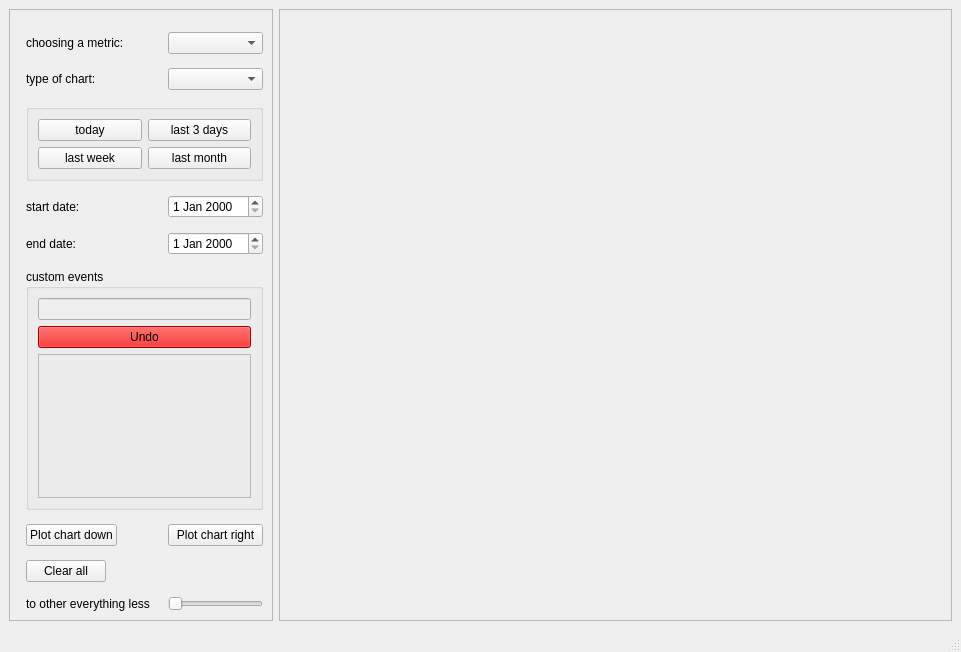
This is ui/workspace.ui in SpectreCom444/AppMetrica-data-visualization-system as Qt 5 draws it before an edit. The edited form follows.
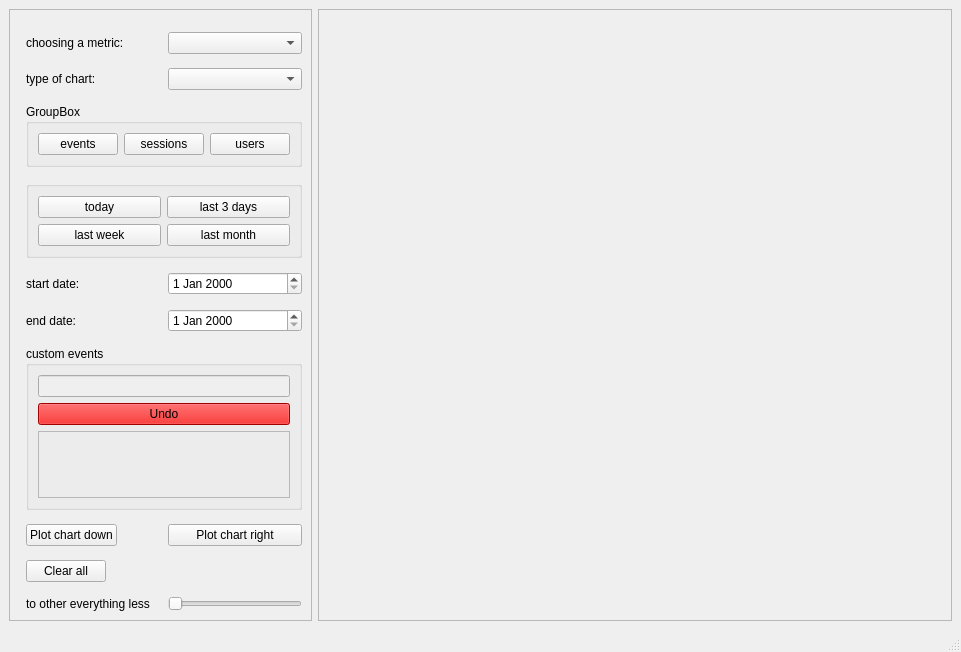
This is the edited form.

Commit message: visualization of user and session data without a filter

```diff
--- a/ui/workspace.ui
+++ b/ui/workspace.ui
@@ -62,27 +62,27 @@
        <item row="1" column="1">
         <widget class="QComboBox" name="selected_chart_type"/>
        </item>
-       <item row="3" column="0">
+       <item row="4" column="0">
         <widget class="QLabel" name="label_3">
          <property name="text">
           <string>start date:</string>
          </property>
         </widget>
        </item>
-       <item row="3" column="1">
+       <item row="4" column="1">
         <widget class="QDateEdit" name="start_date_entry"/>
        </item>
-       <item row="4" column="0">
+       <item row="5" column="0">
         <widget class="QLabel" name="label_4">
          <property name="text">
           <string>end date:</string>
          </property>
         </widget>
        </item>
-       <item row="4" column="1">
+       <item row="5" column="1">
         <widget class="QDateEdit" name="end_date_entry"/>
        </item>
-       <item row="6" column="0" colspan="2">
+       <item row="7" column="0" colspan="2">
         <widget class="QGroupBox" name="group_box_json_buttons">
          <property name="minimumSize">
           <size>
@@ -135,21 +135,21 @@
          </layout>
         </widget>
        </item>
-       <item row="9" column="0">
+       <item row="10" column="0">
         <widget class="QLabel" name="label_5">
          <property name="text">
           <string>to other everything less </string>
          </property>
         </widget>
        </item>
-       <item row="9" column="1">
-        <widget class="QSlider" name="horizontalSlider">
+       <item row="10" column="1">
+        <widget class="QSlider" name="other_reference_slider">
          <property name="orientation">
           <enum>Qt::Horizontal</enum>
          </property>
         </widget>
        </item>
-       <item row="2" column="0" colspan="2">
+       <item row="3" column="0" colspan="2">
         <widget class="QGroupBox" name="groupBox">
          <property name="minimumSize">
           <size>
@@ -192,32 +192,78 @@
          </layout>
         </widget>
        </item>
-       <item row="8" column="0">
+       <item row="9" column="0">
         <widget class="QPushButton" name="clear_button">
          <property name="text">
           <string>Clear all</string>
          </property>
         </widget>
        </item>
-       <item row="7" column="0">
+       <item row="8" column="0">
         <widget class="QPushButton" name="plot_button">
          <property name="text">
           <string>Plot chart down</string>
          </property>
         </widget>
        </item>
-       <item row="7" column="1">
+       <item row="8" column="1">
         <widget class="QPushButton" name="plot_button_right">
          <property name="text">
           <string>Plot chart right</string>
          </property>
         </widget>
        </item>
+       <item row="2" column="0" colspan="2">
+        <widget class="QGroupBox" name="groupBox_2">
+         <property name="minimumSize">
+          <size>
+           <width>100</width>
+           <height>50</height>
+          </size>
+         </property>
+         <property name="title">
+          <string>GroupBox</string>
+         </property>
+         <layout class="QHBoxLayout" name="horizontalLayout_3">
+          <item>
+           <layout class="QHBoxLayout" name="horizontalLayout">
+            <item>
+             <widget class="QPushButton" name="set_type_data_events">
+              <property name="text">
+               <string>events</string>
+              </property>
+             </widget>
+            </item>
+            <item>
+             <widget class="QPushButton" name="set_type_data_sessions">
+              <property name="text">
+               <string>sessions</string>
+              </property>
+             </widget>
+            </item>
+            <item>
+             <widget class="QPushButton" name="set_type_data_users">
+              <property name="text">
+               <string>users</string>
+              </property>
+             </widget>
+            </item>
+           </layout>
+          </item>
+         </layout>
+        </widget>
+       </item>
       </layout>
      </widget>
     </item>
     <item>
      <widget class="QScrollArea" name="canvas_graphs">
+      <property name="sizePolicy">
+       <sizepolicy hsizetype="Preferred" vsizetype="Preferred">
+        <horstretch>0</horstretch>
+        <verstretch>0</verstretch>
+       </sizepolicy>
+      </property>
       <property name="widgetResizable">
        <bool>true</bool>
       </property>
@@ -226,7 +272,7 @@
         <rect>
          <x>0</x>
          <y>0</y>
-         <width>692</width>
+         <width>649</width>
          <height>591</height>
         </rect>
        </property>
```
The commit also changes 11 other files.
